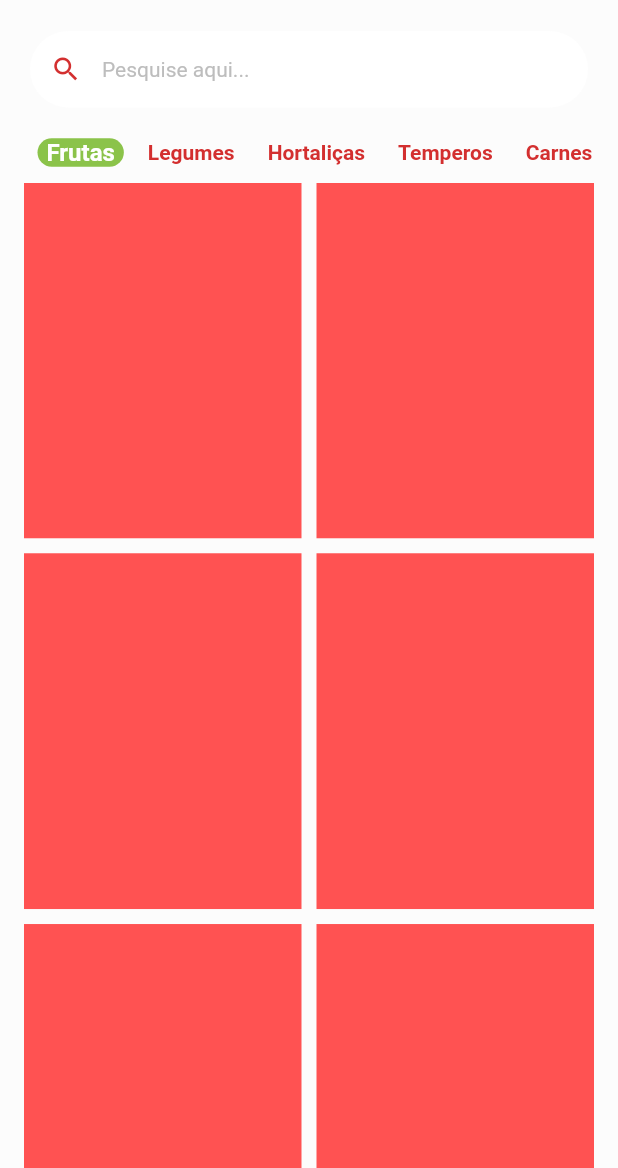
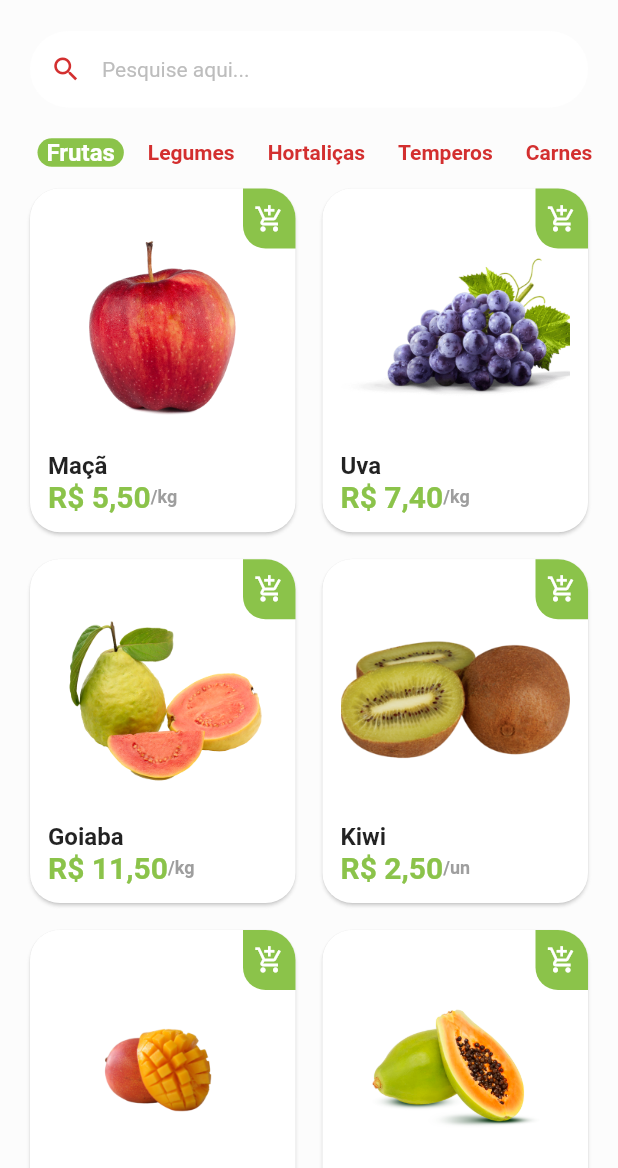
Before and after one commit to AdrianoRAV/e-commerce-front, a Flutter app: the HomeTab screen opened directly, on a phone screen of 412 x 824 dp, the part 68-1236 px from its top. Run offline on Flutter 3.47's test engine with Material 2 defaults, Android fonts, the phone set to English and light mode, and no system bars; drawn by our look-alikes of badges; our stand-ins replace animated_text_kit, mask_text_input_formatter.

Commit message:
UI categorias ok

```diff
--- a/lib/src/config/app_data.dart
+++ b/lib/src/config/app_data.dart
@@ -3,6 +3,7 @@ import 'package:quitanda/src/models/item_model.dart';
 ItemModel apple = ItemModel(
   description:
       'A melhor maçã da região e que conta com o melhor preço de qualquer quitanda. Este item conta com vitaminas essenciais para o fortalecimento corporal, resultando em uma vida saudável.',
+
   imgUrl: 'assets/fruits/apple.png',
   itemName: 'Maçã',
   price: 5.5,
--- /dev/null
+++ b/lib/src/pages/Home/components/item_tile.dart
@@ -0,0 +1,102 @@
+import 'package:flutter/material.dart';
+import 'package:quitanda/src/config/custom_colors.dart';
+import 'package:quitanda/src/services/utils_services.dart';
+
+import '../../../models/item_model.dart';
+
+class ItemTile extends StatelessWidget {
+  final ItemModel item;
+
+  ItemTile({
+    Key? key,
+    required this.item,
+  }) : super(key: key);
+
+  final UtilServices utilServices = UtilServices();
+
+  @override
+  Widget build(BuildContext context) {
+    return Stack(
+      children: [
+        Card(
+          elevation: 1,
+          shadowColor: Colors.grey.shade300,
+          shape: RoundedRectangleBorder(
+            borderRadius: BorderRadius.circular(20),
+          ),
+          child: Padding(
+            padding: const EdgeInsets.all(12),
+            child: Column(
+              crossAxisAlignment: CrossAxisAlignment.stretch,
+              children: [
+                //Imagem
+
+                Expanded(
+                  child: Image.asset(item.imgUrl),
+                ),
+
+                //Nome
+
+                Text(
+                  item.itemName,
+                  style: const TextStyle(
+                    fontSize: 16,
+                    fontWeight: FontWeight.bold,
+                  ),
+                ),
+
+                // Preço - Unidade
+
+                Row(
+                  children: [
+                    Text(
+                      utilServices.priceToCurrency(item.price),
+                      style: TextStyle(
+                        fontWeight: FontWeight.bold,
+                        fontSize: 20,
+                        color: CustomColors.customSwatchColor,
+                      ),
+                    ),
+                    Text(
+                      '/${item.unit}',
+                      style: TextStyle(
+                        color: Colors.grey.shade500,
+                        fontWeight: FontWeight.bold,
+                        fontSize: 12,
+                      ),
+                    ),
+                  ],
+                ),
+              ],
+            ),
+          ),
+        ),
+        Positioned(
+          top: 4,
+          right: 4,
+          child: GestureDetector(
+            onTap: () {
+
+            },
+            child: Container(
+              height: 40,
+              width: 35,
+              decoration: BoxDecoration(
+                color: CustomColors.customSwatchColor,
+                borderRadius: const BorderRadius.only(
+                  bottomLeft: Radius.circular(15),
+                  topRight: Radius.circular(20),
+                ),
+              ),
+              child: const Icon(
+                Icons.add_shopping_cart_outlined,
+                color: Colors.white,
+                size: 20,
+              ),
+            ),
+          ),
+        ),
+      ],
+    );
+  }
+}
--- a/lib/src/pages/Home/home_tab.dart
+++ b/lib/src/pages/Home/home_tab.dart
@@ -2,6 +2,7 @@ import 'package:badges/badges.dart';
 import 'package:flutter/material.dart';
 import 'package:quitanda/src/config/custom_colors.dart';
 import 'package:quitanda/src/config/app_data.dart' as appData ;
+import 'package:quitanda/src/pages/Home/components/item_tile.dart';
 import 'components/category_tyle.dart';
 
 class HomeTab extends StatefulWidget {
@@ -146,8 +147,9 @@ class _HomeTabState extends State<HomeTab> {
               ),
             itemCount: appData.items.length,
             itemBuilder: (_,index){
-                return Container(
-                  color: Colors.redAccent,
+                return  ItemTile(
+                  item: appData.items[index],
+
                 );
             },
 
--- /dev/null
+++ b/lib/src/services/utils_services.dart
@@ -0,0 +1,10 @@
+import 'package:intl/intl.dart';
+class UtilServices {
+
+  // R$ valor
+  String priceToCurrency(double price){
+    NumberFormat numberFormat = NumberFormat.simpleCurrency(locale: 'pt_BR');
+
+    return numberFormat.format(price);
+  }
+}
--- a/pubspec.yaml
+++ b/pubspec.yaml
@@ -38,6 +38,7 @@ dependencies:
   animated_text_kit: ^4.2.2
   mask_text_input_formatter: ^2.3.0
   badges: ^2.0.3
+  intl: ^0.17.0
 
 dev_dependencies:
   flutter_test:
```
Also changed, not shown: pubspec.lock.
